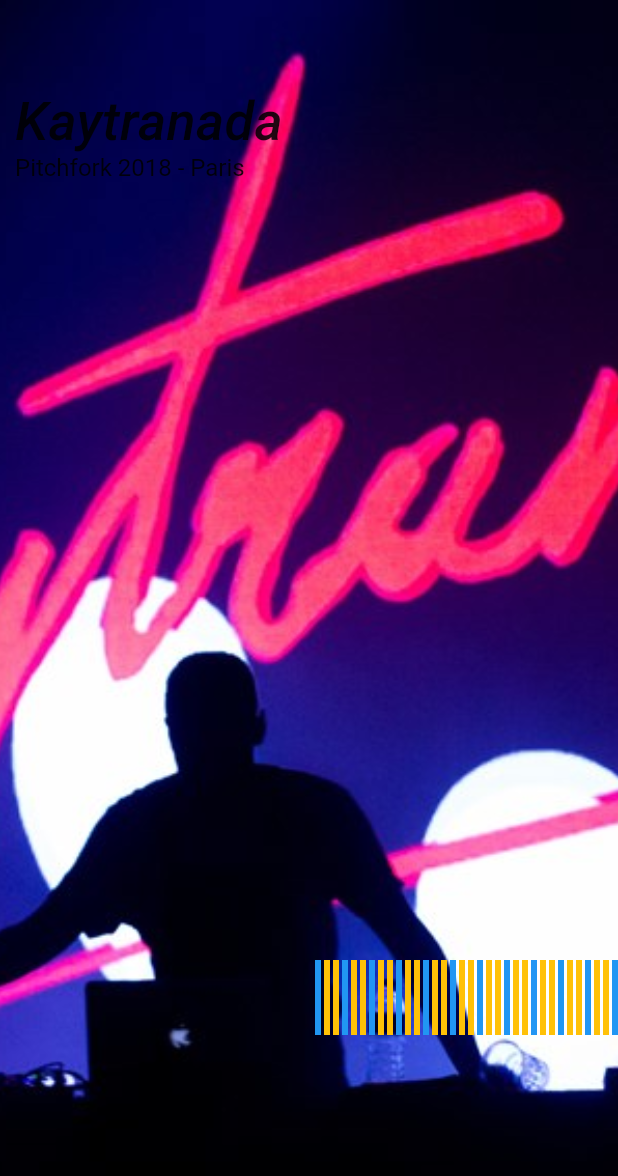
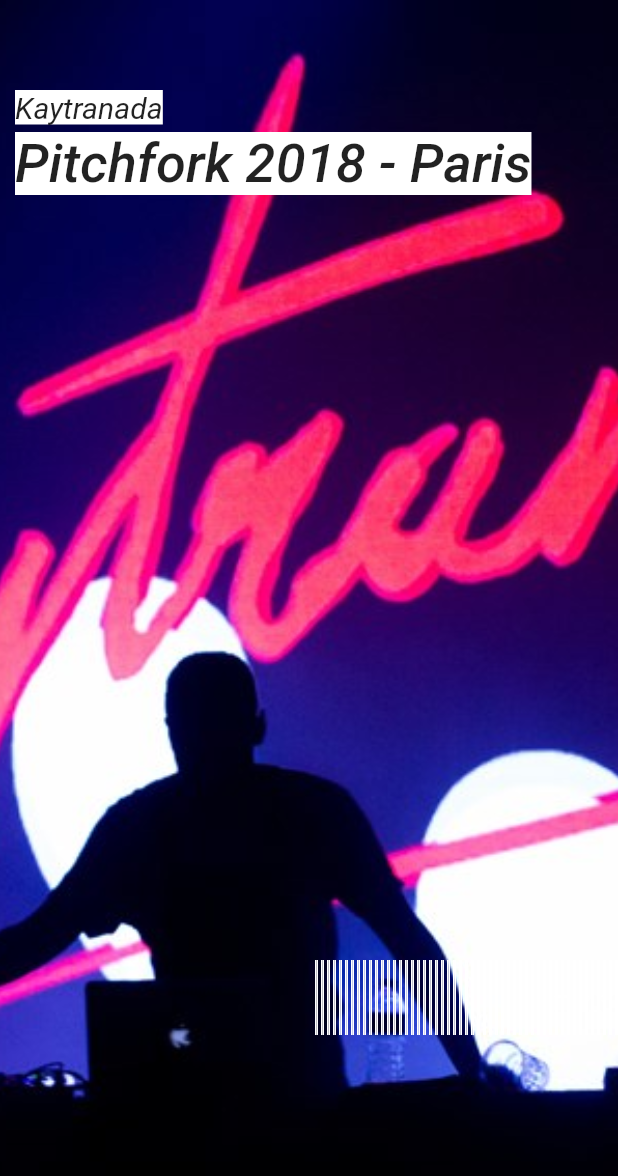
Before and after one commit to JamieThomson97/FlutterUITest, a Flutter app: the screen it shows after launch, on a phone screen of 412 x 824 dp. Shown: the top 1176 px of the screen. Run offline on Flutter 3.47's test engine with Material 2 defaults, Android fonts, the phone set to English and light mode, and no system bars.

Commit message:
Add scrollable widget
this is needed to dynamically change the colour

```diff
--- a/UITest/lib/screens/now_playing_page.dart
+++ b/UITest/lib/screens/now_playing_page.dart
@@ -1,5 +1,6 @@
 import 'package:flutter/cupertino.dart';
 import 'package:flutter/material.dart';
+import 'package:vibration/widgets/now_playing_scrollable.dart';
 
 class NowPlayingScreen extends StatelessWidget {
   const NowPlayingScreen({Key? key}) : super(key: key);
@@ -24,15 +25,24 @@ class NowPlayingScreen extends StatelessWidget {
               child: Column(
                 crossAxisAlignment: CrossAxisAlignment.start,
                 children: [
-                  Text(
+                  Container(
+                    color: Colors.white,
+                    child: Text(
                       "Kaytranada",
+                      style: Theme.of(context).textTheme.headline5,
+                      textAlign: TextAlign.left,
+                    ),
+                  ),
+                  SizedBox(
+                    height: 5,
+                  ),
+                  Container(
+                    color: Colors.white,
+                    child: Text(
+                      "Pitchfork 2018 - Paris",
                       style: Theme.of(context).textTheme.headline6,
                       textAlign: TextAlign.left,
                     ),
-                  Text(
-                    "Pitchfork 2018 - Paris",
-                    style: Theme.of(context).textTheme.headline5,
-                    textAlign: TextAlign.left,
                   ),
                 ],
               ),
@@ -44,33 +54,53 @@ class NowPlayingScreen extends StatelessWidget {
           ),
           Container(
               height: 50,
+              child: NotificationListener<ScrollNotification>(
+                onNotification: (scrollNotification) {
+                  if (scrollNotification is ScrollStartNotification) {
+                    _onStartScroll(scrollNotification.metrics);
+                  } else if (scrollNotification is ScrollUpdateNotification) {
+                    _onUpdateScroll(scrollNotification.metrics);
+                  } else if (scrollNotification is ScrollEndNotification) {
+                    _onEndScroll(scrollNotification.metrics);
+                  }
+                  return true;
+                },
                 child: ListView.builder(
                   scrollDirection: Axis.horizontal,
-              itemCount: 400,
+                  itemCount: 600,
                   itemBuilder: ((BuildContext context, int index) {
                     if (index < 42) {
                       return Container(
                         width: 5,
+                      );
+                    }
+                    if (index & 2 == 0)
+                      return Container(
+                        alignment: Alignment.center,
+                        color: Colors.transparent,
+                        height: 30,
+                        width: 1,
                         // child: Text('Item: $index'),
                       );
-                }
-                bool isBar = index % 2 == 0;
-                return Container(
-                  alignment: Alignment.center,
-                  color: isBar
-                      ? index % 3 == 0
-                          ? Colors.blue
-                          : Colors.amber
-                      : Colors.transparent,
-                  height: 30,
-                  width: isBar ? 4 : 2,
-                  // child: Text('Item: $index'),
-                );
+                    else
+                      return NowPlayingScrollable();
                   }),
                 ),
-          ),
+              )),
         ],
       ),
     );
   }
+
+  _onStartScroll(ScrollMetrics metrics) {
+    print("Scroll Start");
   }
+
+  _onUpdateScroll(ScrollMetrics metrics) {
+    print("Scroll Update");
+  }
+
+  _onEndScroll(ScrollMetrics metrics) {
+    print("Scroll End");
+  }
+}
--- a/UITest/lib/theme.dart
+++ b/UITest/lib/theme.dart
@@ -15,7 +15,11 @@ ThemeData theme = ThemeData(
     headline2: TextStyle(fontSize: 72.0, fontWeight: FontWeight.bold),
     headline3: TextStyle(fontSize: 72.0, fontWeight: FontWeight.bold),
     headline4: TextStyle(fontSize: 26.0, fontWeight: FontWeight.bold),
-    headline5: TextStyle(fontSize: 16.0, fontWeight: FontWeight.w400),
+    headline5: TextStyle(
+      fontSize: 20.0,
+      fontWeight: FontWeight.w400,
+      fontStyle: FontStyle.italic,
+    ),
     headline6: TextStyle(fontSize: 36.0, fontStyle: FontStyle.italic),
     bodyText2: TextStyle(fontSize: 13.0, fontFamily: 'Hind'),
   ),
--- /dev/null
+++ b/UITest/lib/widgets/now_playing_scrollable.dart
@@ -0,0 +1,28 @@
+import 'package:flutter/cupertino.dart';
+import 'package:flutter/material.dart';
+
+class NowPlayingScrollable extends StatefulWidget {
+  NowPlayingScrollable({Key? key}) : super(key: key);
+
+  @override
+  _NowPlayingScrollableState createState() => _NowPlayingScrollableState();
+}
+
+class _NowPlayingScrollableState extends State<NowPlayingScrollable> {
+  Color _color = Colors.white;
+  @override
+  Widget build(BuildContext context) {
+    return Container(
+      alignment: Alignment.center,
+      color: _color,
+      height: 30,
+      width: 1,
+    );
+  }
+
+  void scrolled(bool overTheLine) {
+    this.setState(() {
+      _color = overTheLine ? Colors.amber : Colors.white;
+    });
+  }
+}
```
Lines whose indentation alone changed are shown as unchanged.
